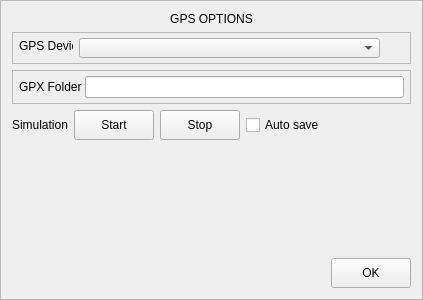
Before: the Qt Designer form Pilocik/gpsoptionswindow.ui in dotevo/Pilocik, drawn with Qt 5.
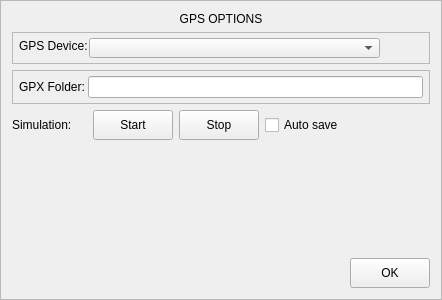
After: the same form once the commit is applied. Custom widgets are drawn as their Qt base class.

Patch:
```diff
--- a/Pilocik/gpsoptionswindow.ui
+++ b/Pilocik/gpsoptionswindow.ui
@@ -6,7 +6,7 @@
    <rect>
     <x>0</x>
     <y>0</y>
-    <width>400</width>
+    <width>442</width>
     <height>300</height>
    </rect>
   </property>
@@ -53,7 +53,7 @@
       <item>
        <widget class="QLabel" name="gpxFolderLabel">
         <property name="text">
-         <string>GPX Folder</string>
+         <string>GPX Folder:</string>
         </property>
        </widget>
       </item>
@@ -114,20 +114,20 @@
        <rect>
         <x>7</x>
         <y>6</y>
-        <width>54</width>
+        <width>71</width>
         <height>16</height>
        </rect>
       </property>
       <property name="text">
-       <string>GPS Device</string>
+       <string>GPS Device:</string>
       </property>
      </widget>
      <widget class="QComboBox" name="deviceComboBox">
       <property name="geometry">
        <rect>
-        <x>67</x>
+        <x>77</x>
         <y>6</y>
-        <width>301</width>
+        <width>291</width>
         <height>20</height>
        </rect>
       </property>
@@ -169,7 +169,7 @@
    <item row="3" column="0">
     <widget class="QLabel" name="label">
      <property name="text">
-      <string>Simulation</string>
+      <string>Simulation:</string>
      </property>
     </widget>
    </item>
```
